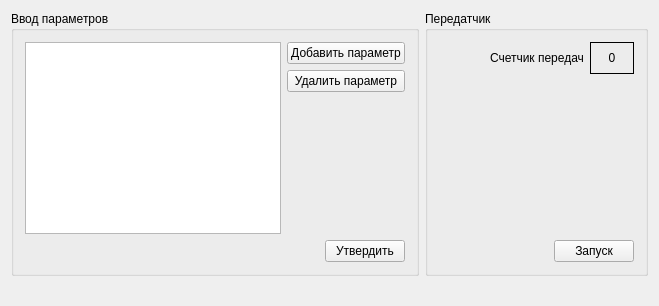
Old version of the form View/mainwindow.ui in the repository ReCursia/Imitator.
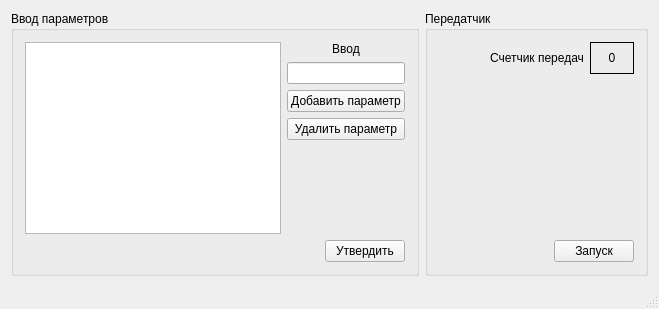
New version of the form. Custom widgets are drawn as their Qt base class.

Patch:
```diff
--- a/View/mainwindow.ui
+++ b/View/mainwindow.ui
@@ -7,7 +7,7 @@
     <x>0</x>
     <y>0</y>
     <width>659</width>
-    <height>302</height>
+    <height>304</height>
    </rect>
   </property>
   <property name="windowTitle">
@@ -50,6 +50,23 @@
          </item>
          <item>
           <layout class="QVBoxLayout" name="verticalLayout_3">
+           <item>
+            <widget class="QLabel" name="label_2">
+             <property name="text">
+              <string>Ввод</string>
+             </property>
+             <property name="alignment">
+              <set>Qt::AlignCenter</set>
+             </property>
+            </widget>
+           </item>
+           <item>
+            <widget class="QLineEdit" name="lineEdit">
+             <property name="clearButtonEnabled">
+              <bool>false</bool>
+             </property>
+            </widget>
+           </item>
            <item>
             <widget class="QPushButton" name="addButton">
              <property name="sizePolicy">
@@ -258,7 +275,7 @@
   </widget>
   <widget class="QStatusBar" name="statusBar">
    <property name="sizeGripEnabled">
-    <bool>false</bool>
+    <bool>true</bool>
    </property>
   </widget>
  </widget>
```
Left out of the diff: 8 changed lines with no effect on the pictures.
